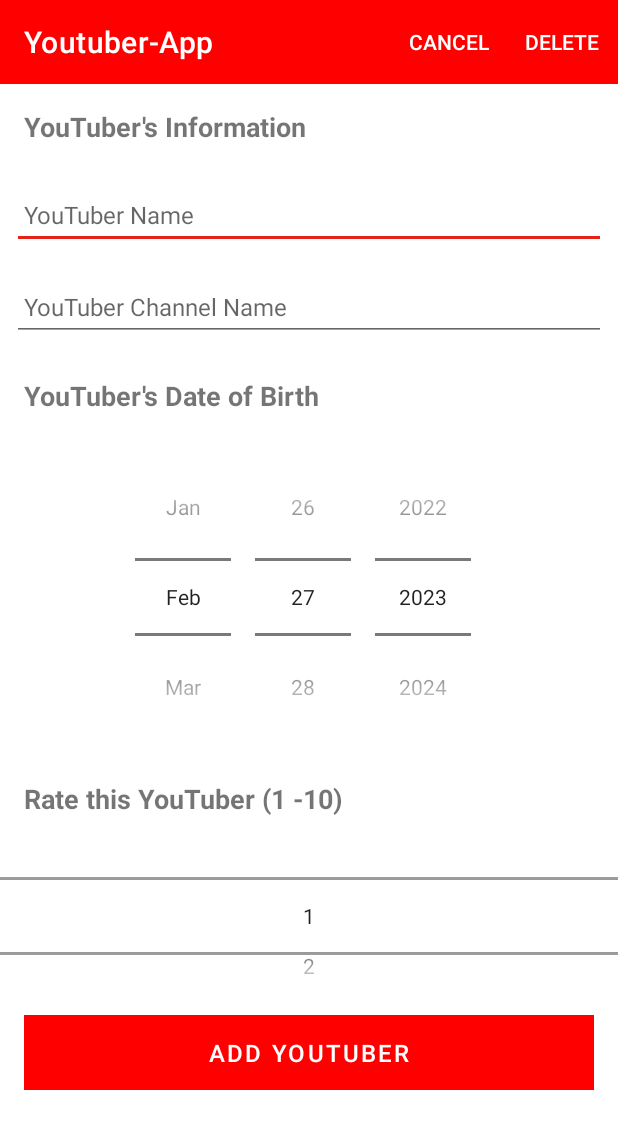
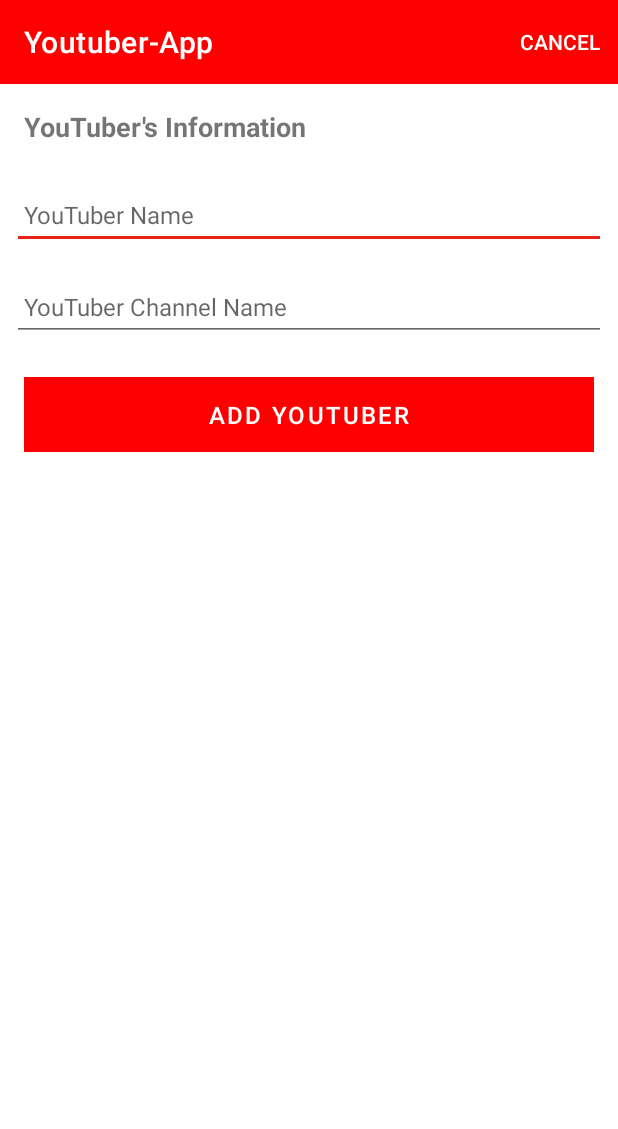
Before and after one commit to emmaroche/Youtuber-App-MAD1, an Android app: the screen it shows after launch (YoutuberActivity), after a tap on "Add", on a phone screen of 412 x 824 dp. Shown: the top 1129 px of the screen. Run offline under Robolectric (Android 15) with nearby library versions, the phone set to English and light mode, and no system bars; our stand-ins replace Timber; 2 statements that could not run were skipped.

Commit message:
Add functionality to delete a youtuber

```diff
--- a/app/build.gradle
+++ b/app/build.gradle
@@ -49,4 +49,8 @@ dependencies {
     androidTestImplementation 'androidx.test.ext:junit:1.1.5'
     androidTestImplementation 'androidx.test.espresso:espresso-core:3.5.1'
     implementation 'com.github.ajalt:timberkt:1.5.1'
+    implementation "com.google.code.gson:gson:2.8.9"
+    implementation 'com.thoughtworks.xstream:xstream:1.4.19'
+    implementation'org.codehaus.jettison:jettison:1.5.2'
+
 }
--- a/app/src/main/java/ie/setu/youtuberApp/activities/YoutuberActivity.kt
+++ b/app/src/main/java/ie/setu/youtuberApp/activities/YoutuberActivity.kt
@@ -22,7 +22,6 @@ class YoutuberActivity : AppCompatActivity() {
     override fun onCreate(savedInstanceState: Bundle?) {
         super.onCreate(savedInstanceState)
 
-
         binding = ActivityYoutuberBinding.inflate(layoutInflater)
         setContentView(binding.root)
 
@@ -38,16 +37,16 @@ class YoutuberActivity : AppCompatActivity() {
             youtuber = intent.extras?.getParcelable("youtuber_edit")!!
             binding.youtuberName.setText(youtuber.name)
             binding.youtuberChannelName.setText(youtuber.channelName)
-            binding.youtuberRating.value = youtuber.youtuberRating
+//            binding.youtuberRating.value = youtuber.youtuberRating
 //            youtuber.dob = binding.youtuberDOB.toString()
-            setUpNumberPicker()
+//            setUpNumberPicker()
             binding.btnAdd.setText(R.string.button_saveYoutuber)
         }
 
         binding.btnAdd.setOnClickListener {
             youtuber.name = binding.youtuberName.text.toString()
             youtuber.channelName = binding.youtuberChannelName.text.toString()
-            youtuber.youtuberRating = binding.youtuberRating.value
+//            youtuber.youtuberRating = binding.youtuberRating.value
 //            youtuber.dob = binding.youtuberDOB.toString()
 
 
@@ -59,18 +58,16 @@ class YoutuberActivity : AppCompatActivity() {
                 if (edit) {
                     app.youtubers.update(youtuber.copy())
                     i("edit Button Pressed: $youtuber")
-                    setResult(RESULT_OK)
-                    finish()
                 } else {
                     app.youtubers.create(youtuber.copy())
                     i("add Button Pressed: $youtuber")
-                    setResult(RESULT_OK)
-                    finish()
                 }
             }
 
+            setResult(RESULT_OK)
+            finish()
+
         }
-
 
 //        val datePicker = findViewById<DatePicker>(R.id.youtuberDOB)
 //        val today = Calendar.getInstance()
@@ -83,40 +80,38 @@ class YoutuberActivity : AppCompatActivity() {
 //            Toast.makeText(this@YoutuberActivity, msg, Toast.LENGTH_SHORT).show()
 //        }
 
-        setUpNumberPicker()
+//        setUpNumberPicker()
     }
 
     override fun onCreateOptionsMenu(menu: Menu): Boolean {
         menuInflater.inflate(R.menu.menu_add_youtuber, menu)
         if (edit) menu.getItem(0).isVisible = true
-
         return super.onCreateOptionsMenu(menu)
     }
 
     override fun onOptionsItemSelected(item: MenuItem): Boolean {
         when (item.itemId) {
-
-            R.id.item_cancel -> { finish() }
-
-            R.id.delete -> {
+            R.id.item_delete -> {
                 app.youtubers.delete(youtuber)
+                finish()
+            }
+            R.id.item_cancel -> {
                 finish()
             }
         }
         return super.onOptionsItemSelected(item)
     }
 
-    private fun setUpNumberPicker() {
-        val numberPicker = binding.youtuberRating
+//    private fun setUpNumberPicker() {
+//        val numberPicker = binding.youtuberRating
+//
+//        numberPicker.minValue = 1
+//        numberPicker.maxValue = 10
+//        numberPicker.wrapSelectorWheel = false
+////        numberPicker.setOnValueChangedListener { picker, oldVal, newVal ->
+////            val text = "Changed from $oldVal to $newVal"
+////            Toast.makeText(this@YoutuberActivity, text, Toast.LENGTH_SHORT).show()
+////        }
+//    }
 
-        numberPicker.minValue = 1
-        numberPicker.maxValue = 10
-        numberPicker.wrapSelectorWheel = false
-//        numberPicker.setOnValueChangedListener { picker, oldVal, newVal ->
-//            val text = "Changed from $oldVal to $newVal"
-//            Toast.makeText(this@YoutuberActivity, text, Toast.LENGTH_SHORT).show()
-//        }
-
-
-    }
 }
--- a/app/src/main/java/ie/setu/youtuberApp/adapters/YoutuberAdapter.kt
+++ b/app/src/main/java/ie/setu/youtuberApp/adapters/YoutuberAdapter.kt
@@ -36,7 +36,7 @@ class YoutuberAdapter constructor(private var youtubers: List<YoutuberModel>,  p
         fun bind(youtuber: YoutuberModel, listener: YoutuberListener) {
             binding.youtuberName.text = youtuber.name
             binding.youtuberChannelName.text = youtuber.channelName
-            binding.youtuberRating.text = youtuber.youtuberRating.toString()
+//            binding.youtuberRating.text = youtuber.youtuberRating.toString()
 //            binding.youtuberDOB.text = youtuber.dob.toString()
             binding.root.setOnClickListener { listener.onYoutuberClick(youtuber) }
 
--- a/app/src/main/java/ie/setu/youtuberApp/main/MainApp.kt
+++ b/app/src/main/java/ie/setu/youtuberApp/main/MainApp.kt
@@ -1,16 +1,19 @@
 package ie.setu.youtuberApp.main
 import android.app.Application
 import ie.setu.youtuberApp.models.YoutuberMemStore
+import ie.setu.youtuberApp.models.YoutuberStore
 import timber.log.Timber
 import timber.log.Timber.i
 
 class MainApp : Application() {
 
-    val youtubers = YoutuberMemStore()
+    lateinit var youtubers: YoutuberStore
 
     override fun onCreate() {
         super.onCreate()
         Timber.plant(Timber.DebugTree())
-        i("YouTuber started")
+        youtubers = YoutuberMemStore(applicationContext)
+        i("YouTubers App Starting...")
     }
+
 }
--- a/app/src/main/java/ie/setu/youtuberApp/models/YoutuberMemStore.kt
+++ b/app/src/main/java/ie/setu/youtuberApp/models/YoutuberMemStore.kt
@@ -1,5 +1,6 @@
 package ie.setu.youtuberApp.models
 
+import android.content.Context
 import timber.log.Timber.i
 
 var lastId = 0L
@@ -8,7 +9,7 @@ internal fun getId(): Long {
     return lastId++
 }
 
-class YoutuberMemStore : YoutuberStore {
+class YoutuberMemStore(applicationContext: Context) : YoutuberStore {
 
     private val youtubers = ArrayList<YoutuberModel>()
 
@@ -27,13 +28,13 @@ class YoutuberMemStore : YoutuberStore {
         if (foundYoutuber != null) {
             foundYoutuber.name = youtuber.name
             foundYoutuber.channelName = youtuber.channelName
-            foundYoutuber.youtuberRating = youtuber.youtuberRating
+//            foundYoutuber.youtuberRating = youtuber.youtuberRating
 //            foundYoutuber.dob = youtuber.dob
             logAll()
         }
     }
 
-    override fun delete(youtuber: YoutuberModel) {
+    override fun delete(youtuber: YoutuberModel){
         youtubers.remove(youtuber)
     }
 
--- a/app/src/main/java/ie/setu/youtuberApp/models/YoutuberModel.kt
+++ b/app/src/main/java/ie/setu/youtuberApp/models/YoutuberModel.kt
@@ -1,13 +1,12 @@
 package ie.setu.youtuberApp.models
 
+import android.net.Uri
 import android.os.Parcelable
-import android.widget.DatePicker
 import kotlinx.parcelize.Parcelize
 
 @Parcelize
 data class YoutuberModel(var id: Long = 0,
                          var name: String = "",
                          var channelName: String = "",
-                         var youtuberRating: Int = 0,
-//                         var dob: Int
-                         ) : Parcelable
+//                         var youtuberRating: Int = 0,
+                         var youtuberImage: Uri = Uri.EMPTY ) : Parcelable
--- a/app/src/main/res/layout/activity_youtuber.xml
+++ b/app/src/main/res/layout/activity_youtuber.xml
@@ -75,35 +75,65 @@
                     android:textColor="@color/colorPrimaryDark"
                     android:textSize="16sp" />
 
-                <TextView
-                    android:id="@+id/dobTextView"
-                    android:layout_width="match_parent"
-                    android:layout_height="wrap_content"
-                    android:padding="16dp"
-                    android:text="YouTuber's Date of Birth"
-                    android:textSize="18sp"
-                    android:textStyle="bold"/>
+<!--                <TextView-->
+<!--                    android:id="@+id/dobTextView"-->
+<!--                    android:layout_width="match_parent"-->
+<!--                    android:layout_height="wrap_content"-->
+<!--                    android:padding="16dp"-->
+<!--                    android:text="YouTuber's Date of Birth"-->
+<!--                    android:textSize="18sp"-->
+<!--                    android:textStyle="bold"/>-->
 
-                <DatePicker
-                    android:id="@+id/youtuberDOB"
-                    android:layout_width="match_parent"
-                    android:layout_height="wrap_content"
-                    android:datePickerMode="spinner"
-                    android:calendarViewShown="false"/>
+<!--                <DatePicker-->
+<!--                    android:id="@+id/youtuberDOB"-->
+<!--                    android:layout_width="match_parent"-->
+<!--                    android:layout_height="wrap_content"-->
+<!--                    android:datePickerMode="spinner"-->
+<!--                    android:calendarViewShown="false"/>-->
 
-                <TextView
-                    android:id="@+id/ratingTextView"
-                    android:layout_width="match_parent"
-                    android:layout_height="wrap_content"
-                    android:padding="16dp"
-                    android:text="Rate this YouTuber (1 -10)"
-                    android:textSize="18sp"
-                    android:textStyle="bold"/>
+<!--                <TextView-->
+<!--                    android:id="@+id/addImageView"-->
+<!--                    android:layout_width="match_parent"-->
+<!--                    android:layout_height="wrap_content"-->
+<!--                    android:padding="16dp"-->
+<!--                    android:text="Add image"-->
+<!--                    android:textSize="18sp"-->
+<!--                    android:textStyle="bold"/>-->
 
-                <NumberPicker
-                    android:id="@+id/youtuberRating"
-                    android:layout_width="match_parent"
-                    android:layout_height="100dp" />
+<!--                <ImageView-->
+<!--                    android:id="@+id/icon2"-->
+<!--                    android:layout_gravity="center"-->
+<!--                    android:layout_margin="10dp"-->
+<!--                    android:layout_width="40dp"-->
+<!--                    android:layout_height="40dp"-->
+<!--                    android:contentDescription="@string/change_youtuber_image"/>-->
+
+<!--                <Button-->
+<!--                    android:id="@+id/btnAddImage"-->
+<!--                    android:layout_width="match_parent"-->
+<!--                    android:layout_height="wrap_content"-->
+<!--                    android:layout_margin="16dp"-->
+<!--                    android:background="@color/colorAccent"-->
+<!--                    android:paddingTop="8dp"-->
+<!--                    android:paddingBottom="8dp"-->
+<!--                    android:stateListAnimator="@null"-->
+<!--                    android:text="Add image"-->
+<!--                    android:textColor="@color/white"-->
+<!--                    android:textSize="16sp" />-->
+
+<!--                <TextView-->
+<!--                    android:id="@+id/ratingTextView"-->
+<!--                    android:layout_width="match_parent"-->
+<!--                    android:layout_height="wrap_content"-->
+<!--                    android:padding="16dp"-->
+<!--                    android:text="Rate this YouTuber (1 -10)"-->
+<!--                    android:textSize="18sp"-->
+<!--                    android:textStyle="bold"/>-->
+
+<!--                <NumberPicker-->
+<!--                    android:id="@+id/youtuberRating"-->
+<!--                    android:layout_width="match_parent"-->
+<!--                    android:layout_height="100dp" />-->
 
                 <Button
                     android:id="@+id/btnAdd"
--- a/app/src/main/res/menu/menu_add_youtuber.xml
+++ b/app/src/main/res/menu/menu_add_youtuber.xml
@@ -1,16 +1,16 @@
 <?xml version="1.0" encoding="utf-8"?>
 <menu xmlns:android="http://schemas.android.com/apk/res/android"
     xmlns:app="http://schemas.android.com/apk/res-auto">
+
+    <item
+        android:id="@+id/item_delete"
+        android:title="@string/menu_deleteYoutuber"
+        android:visible="false"
+        app:showAsAction="always" />
 
     <item
         android:id="@+id/item_cancel"
         android:title="@string/menu_cancelAdd"
         app:showAsAction="always"/>
 
-    <item
-        android:visible="true"
-        android:id="@+id/delete"
-        android:title="@string/menu_deleteYoutuber"
-        app:showAsAction="always"/>
-
 </menu>
--- a/app/src/main/res/menu/menu_main.xml
+++ b/app/src/main/res/menu/menu_main.xml
@@ -9,5 +9,4 @@
         app:showAsAction="always" />
 
 
-
 </menu>
```
Also changed, not shown: app/src/main/res/layout/card_youtuber.xml (+19 -19 lines).
